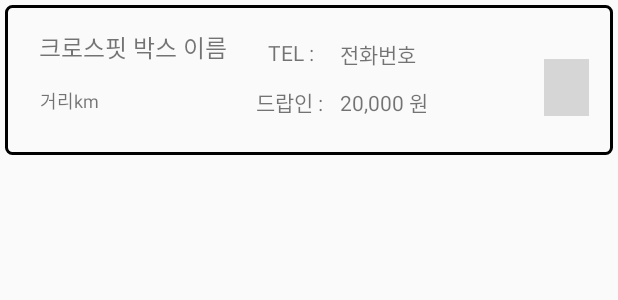
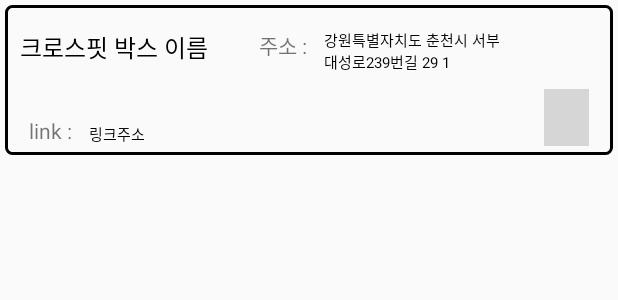
Before and after one commit to dev-woochan/K-crossfit, an Android app: the layout item_box.xml on its own in the app's theme, with its tools: preview values and no code run, on a phone screen of 412 x 824 dp. Shown: the top 300 px of the screen. Run offline under Robolectric (Android 15) with nearby library versions, the phone set to English and light mode, and no system bars; grey boxes are pictures that could not be loaded.

Commit message:
Km view삭제 (거리계산이안됨), box검색시 경기도로 불러오기 성공

```diff
--- a/build.gradle.kts
+++ b/build.gradle.kts
@@ -56,4 +56,6 @@ dependencies {
     implementation("androidx.fragment:fragment:1.6.2")
     //네이버지도 위치 반환 라이브러리
     implementation("com.google.android.gms:play-services-location:21.0.1")
+    //위도 경도 변환 라이브러리
+    implementation("org.locationtech.proj4j:proj4j:1.2.2")
 }
--- a/src/main/AndroidManifest.xml
+++ b/src/main/AndroidManifest.xml
@@ -8,6 +8,7 @@
     <uses-permission android:name="android.permission.ACCESS_COARSE_LOCATION" />
     <uses-permission android:name="android.permission.ACCESS_FINE_LOCATION" />
     <uses-permission android:name="android.permission.ACCESS_BACKGROUND_LOCATION" />
+    <uses-permission android:name="android.permission.INTERNET" />
 
     <uses-feature android:name="android.hardware.camera" /> <!-- 카메라 허용 -->
     <uses-permission
--- a/src/main/java/com/example/k_crossfit/BOX_MAP/MapActivity.java
+++ b/src/main/java/com/example/k_crossfit/BOX_MAP/MapActivity.java
@@ -13,6 +13,7 @@ import androidx.fragment.app.FragmentManager;
 import com.example.k_crossfit.R;
 import com.google.android.gms.location.FusedLocationProviderClient;
 import com.naver.maps.geometry.LatLng;
+import com.naver.maps.geometry.Tm128;
 import com.naver.maps.map.CameraPosition;
 import com.naver.maps.map.CameraUpdate;
 import com.naver.maps.map.LocationTrackingMode;
@@ -84,6 +85,8 @@ public class MapActivity extends FragmentActivity implements OnMapReadyCallback
             //세팅은 밑에가 맞는듯 ㅇㅇ
             CameraPosition cameraPosition = new CameraPosition(latLng,10);
             naverMap.setCameraPosition(cameraPosition);
+
+
         }
 
     }
--- a/src/main/res/layout/item_box.xml
+++ b/src/main/res/layout/item_box.xml
@@ -9,13 +9,14 @@
 
     <TextView
         android:id="@+id/textview_boxItem_boxName"
-        android:layout_width="151dp"
-        android:layout_height="38dp"
+        android:layout_width="147dp"
+        android:layout_height="45dp"
         android:layout_marginStart="10dp"
-        android:layout_marginTop="9dp"
+        android:layout_marginTop="5dp"
         android:fontFamily="@font/giantsregulars"
-        android:gravity="center"
+        android:gravity="start|center_vertical"
         android:text="크로스핏 박스 이름"
+        android:textColor="@color/black"
         android:textSize="16sp"
         app:layout_constraintStart_toStartOf="parent"
         app:layout_constraintTop_toTopOf="parent" />
@@ -23,50 +24,60 @@
     <TextView
         android:id="@+id/textView16"
         android:layout_width="38dp"
-        android:layout_height="22dp"
-        android:layout_marginStart="14dp"
-        android:layout_marginTop="22dp"
-        android:text="TEL :"
-        app:layout_constraintStart_toEndOf="@+id/textview_boxItem_boxName"
+        android:layout_height="wrap_content"
+        android:layout_marginStart="16dp"
+        android:text="link :"
+        app:layout_constraintStart_toStartOf="parent"
+        app:layout_constraintTop_toBottomOf="@+id/textview_boxItem_km" />
+
+    <TextView
+        android:id="@+id/textView18"
+        android:layout_width="33dp"
+        android:layout_height="18dp"
+        android:layout_marginStart="32dp"
+        android:layout_marginTop="16dp"
+        android:text="주소 :"
+        app:layout_constraintStart_toEndOf="@+id/textview_boxItem_km"
         app:layout_constraintTop_toTopOf="parent" />
 
     <TextView
-        android:id="@+id/textView18"
-        android:layout_width="46dp"
-        android:layout_height="20dp"
-        android:layout_marginStart="24dp"
-        android:layout_marginTop="10dp"
-        android:text="드랍인 :"
-        app:layout_constraintStart_toEndOf="@+id/textview_boxItem_km"
-        app:layout_constraintTop_toBottomOf="@+id/textView16" />
+        android:id="@+id/textview_boxItem_link"
+        android:layout_width="273dp"
+        android:layout_height="wrap_content"
+        android:layout_marginStart="2dp"
+        android:layout_marginTop="4dp"
+        android:gravity="center_vertical"
+        android:text="링크주소"
+        android:textColor="@color/black"
+
+        android:textSize="10sp"
+        app:layout_constraintStart_toEndOf="@+id/textView16"
+        app:layout_constraintTop_toTopOf="@+id/textView16"
+        tools:autoSizeMaxTextSize="10sp" />
 
     <TextView
-        android:id="@+id/textview_boxItem_telNum"
-        android:layout_width="123dp"
-        android:layout_height="23dp"
+        android:id="@+id/textview_boxItem_address"
+        android:layout_width="125dp"
+        android:layout_height="52dp"
         android:layout_marginStart="10dp"
-        android:text="전화번호"
-        app:layout_constraintStart_toEndOf="@+id/textView16"
-        app:layout_constraintTop_toTopOf="@+id/textView16" />
-
-    <TextView
-        android:id="@+id/textview_boxItem_dropInFee"
-        android:layout_width="76dp"
-        android:layout_height="21dp"
-        android:layout_marginStart="10dp"
-        android:text="20,000 원"
+        android:text="강원특별자치도 춘천시 서부대성로239번길 29 1"
+        android:textColor="@color/black"
+        android:textSize="10sp"
         app:layout_constraintStart_toEndOf="@+id/textView18"
         app:layout_constraintTop_toTopOf="@+id/textView18" />
 
     <TextView
         android:id="@+id/textview_boxItem_km"
         android:layout_width="123dp"
-        android:layout_height="23dp"
-        android:layout_marginStart="10dp"
-        android:layout_marginTop="7dp"
+        android:layout_height="wrap_content"
+
+        android:layout_marginStart="4dp"
+        android:layout_marginTop="5dp"
         android:paddingLeft="3dp"
         android:text="거리km"
+        android:textColor="@color/black"
         android:textSize="12sp"
+        android:visibility="invisible"
         app:layout_constraintStart_toStartOf="@+id/textview_boxItem_boxName"
         app:layout_constraintTop_toBottomOf="@+id/textview_boxItem_boxName" />
 
@@ -74,7 +85,7 @@
         android:id="@+id/imageview_boxItem_showMapBtn"
         android:layout_width="30dp"
         android:layout_height="38dp"
-        android:layout_marginTop="36dp"
+        android:layout_marginTop="56dp"
         android:layout_marginEnd="16dp"
         app:layout_constraintEnd_toEndOf="parent"
         app:layout_constraintTop_toTopOf="parent"
```
Also changed, not shown: src/main/java/com/example/k_crossfit/BOX_MAP/ApiSearch.java (renamed from src/main/java/com/example/k_crossfit/ApiSearch.java, +4 -3 lines), src/main/java/com/example/k_crossfit/BOX_MAP/BoxActivity.java (+70 -0 lines), src/main/java/com/example/k_crossfit/BOX_MAP/BoxAdapter.java (added, +87 -0 lines), src/main/java/com/example/k_crossfit/BOX_MAP/BoxData.java (added, +9 -0 lines).
